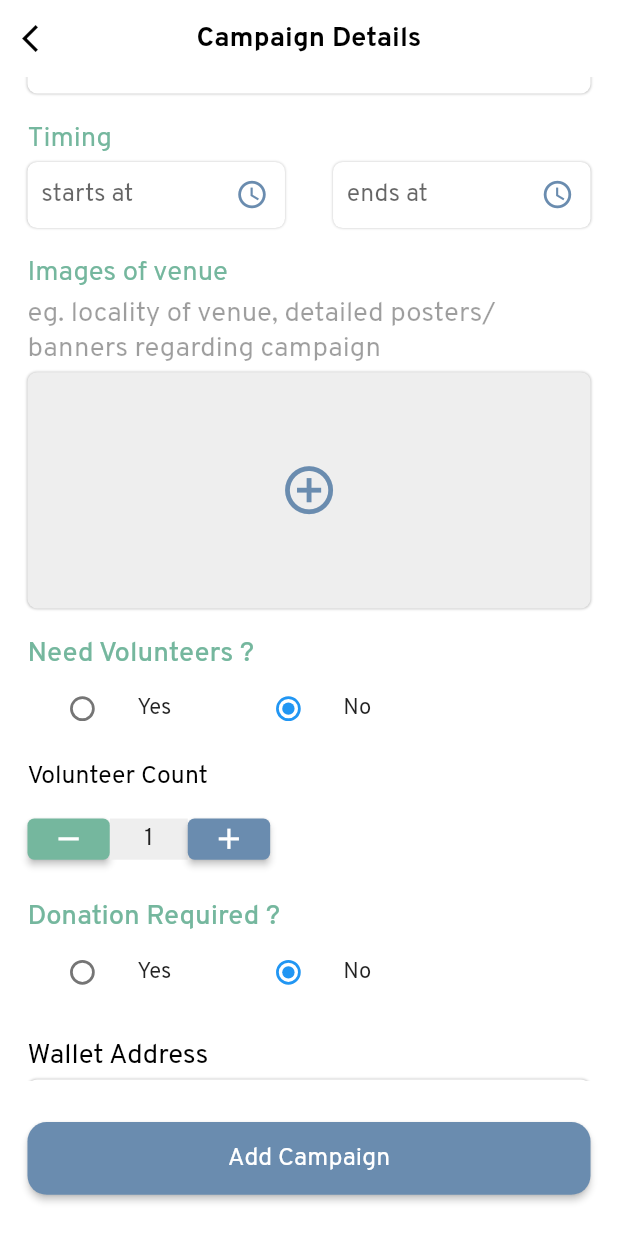
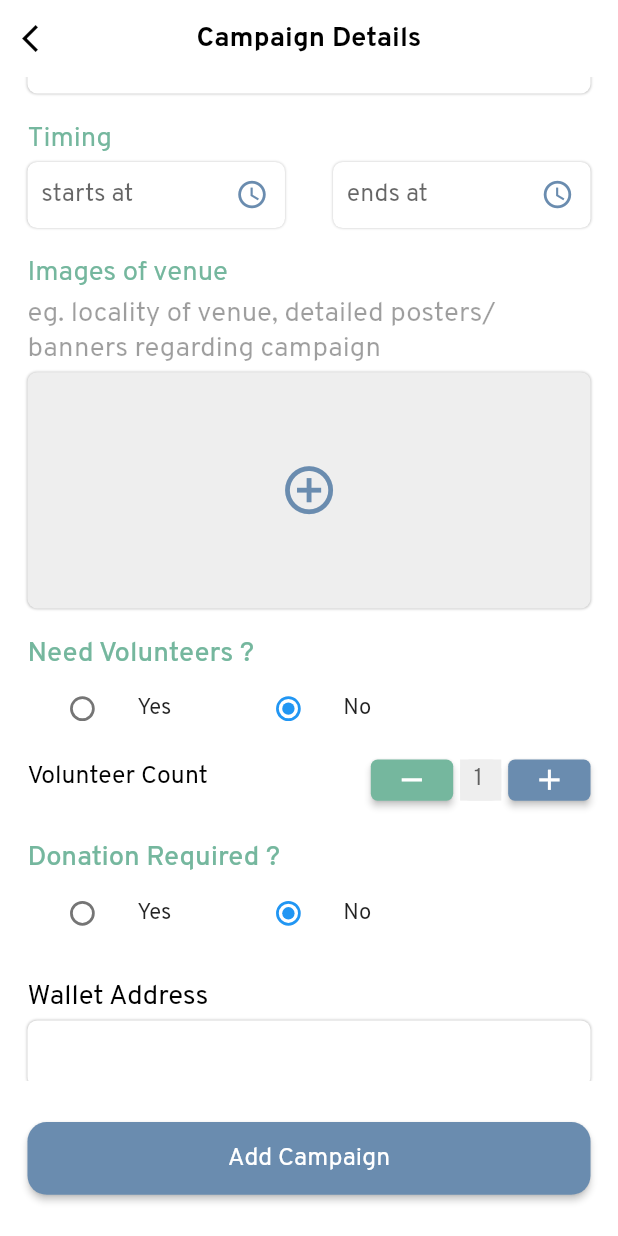
Before and after one commit to tejastamkar/freemorsel, a Flutter app: the OrganizeCamp screen opened directly, scrolled down 576 dp, on a phone screen of 412 x 824 dp. Run offline on Flutter 3.47's test engine with Material 2 defaults, Android fonts, the phone set to English and light mode, and no system bars; our stand-ins replace animated_splash_screen, cached_network_image, carousel_indicator, carousel_slider, cloud_firestore, firebase_auth and 21 more; accounts and stored records are empty; project files that could hold a hidden picture were left out.

Commit message:
ui changes added

```diff
--- a/lib/screens/organizecamp.dart
+++ b/lib/screens/organizecamp.dart
@@ -595,7 +595,7 @@ class _OrganizeCampState extends State<OrganizeCamp> {
               ),
             ],
           ),
-          Column(
+          Row(
             crossAxisAlignment: CrossAxisAlignment.start,
             children: [
               const Padding(
@@ -608,6 +608,7 @@ class _OrganizeCampState extends State<OrganizeCamp> {
                       color: Colors.black),
                 ),
               ),
+              const Spacer(),
               Row(
                 children: [
                   ElevatedButton(
@@ -626,23 +627,62 @@ class _OrganizeCampState extends State<OrganizeCamp> {
                         Icons.remove,
                         size: 25,
                       )),
+                  // Container(
+                  //   alignment: Alignment.center,
+                  //   color: Colors.grey.shade200,
+                  //   padding: const EdgeInsets.symmetric(horizontal: 25),
+                  //   child: Text(
+                  //     "$volunteerCount",
+                  //     style: const TextStyle(
+                  //         fontSize: 18, fontWeight: FontWeight.w400),
+                  //   ),
+                  // ),
+
                   Container(
-                    alignment: Alignment.center,
+                    margin: const EdgeInsets.symmetric(horizontal: 5),
+                    width: 30,
                     color: Colors.grey.shade200,
-                    padding: const EdgeInsets.symmetric(horizontal: 25),
                     height: 30,
-                    // child: TextFormField(
-                    //   controller: _volunteercount,
-                    //   style: const TextStyle(
-                    //       fontSize: 18, fontWeight: FontWeight.w400),
-                    // ),
-
-                    child: Text(
-                      "$volunteerCount",
+                    child: TextField(
                       style: const TextStyle(
                           fontSize: 18, fontWeight: FontWeight.w400),
+                      decoration: InputDecoration(
+                        hintText: "$volunteerCount",
+                        contentPadding: const EdgeInsets.symmetric(
+                            horizontal: 10, vertical: 5),
+                        filled: true,
+                        fillColor: Colors.grey.shade200,
+                        border: OutlineInputBorder(
+                            borderSide: BorderSide.none,
+                            borderRadius: BorderRadius.circular(7)),
+                      ),
+                      controller: _volunteercount,
                     ),
                   ),
+                  // Container(
+                  //   color: Colors.grey.shade200,
+
+                  //   height: 30,
+                  //   child: TextField(
+                  //     style: const TextStyle(
+                  //         fontSize: 18, fontWeight: FontWeight.w400),
+                  //     decoration: InputDecoration(
+                  //       hintText: "$volunteerCount",
+                  //       contentPadding: const EdgeInsets.symmetric(
+                  //           horizontal: 10, vertical: 5),
+                  //       filled: true,
+                  //       fillColor: Colors.grey.shade200,
+                  //       border: OutlineInputBorder(
+                  //           borderSide: BorderSide.none,
+                  //           borderRadius: BorderRadius.circular(7)),
+                  //     ),
+                  //   ),
+                  //   // child: Text(
+                  //   //   "$volunteerCount",
+                  //   //   style: const TextStyle(
+                  //   //       fontSize: 18, fontWeight: FontWeight.w400),
+                  //   // ),
+                  // ),
                   ElevatedButton(
                     onPressed: () => setState(() {
                       if (volunteerCount < 20) {
@@ -718,6 +758,24 @@ class _OrganizeCampState extends State<OrganizeCamp> {
               // ),
             ],
           ),
+          // Container(
+          //   width: 20,
+          //   color: Colors.grey.shade200,
+          //   height: 30,
+          //   child: TextField(
+          //     style: const TextStyle(fontSize: 18, fontWeight: FontWeight.w400),
+          //     decoration: InputDecoration(
+          //       hintText: "$volunteerCount",
+          //       contentPadding:
+          //           const EdgeInsets.symmetric(horizontal: 10, vertical: 5),
+          //       filled: true,
+          //       fillColor: Colors.grey.shade200,
+          //       border: OutlineInputBorder(
+          //           borderSide: BorderSide.none,
+          //           borderRadius: BorderRadius.circular(7)),
+          //     ),
+          //   ),
+          // ),
           const SizedBox(
             height: 20,
           ),
```
